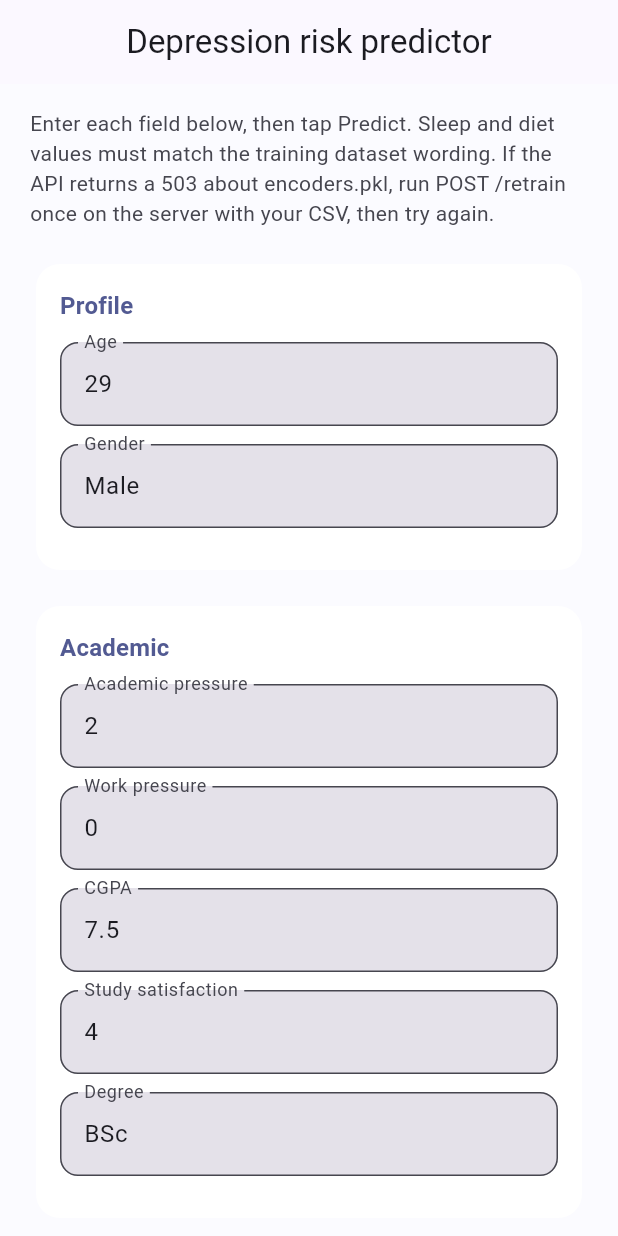
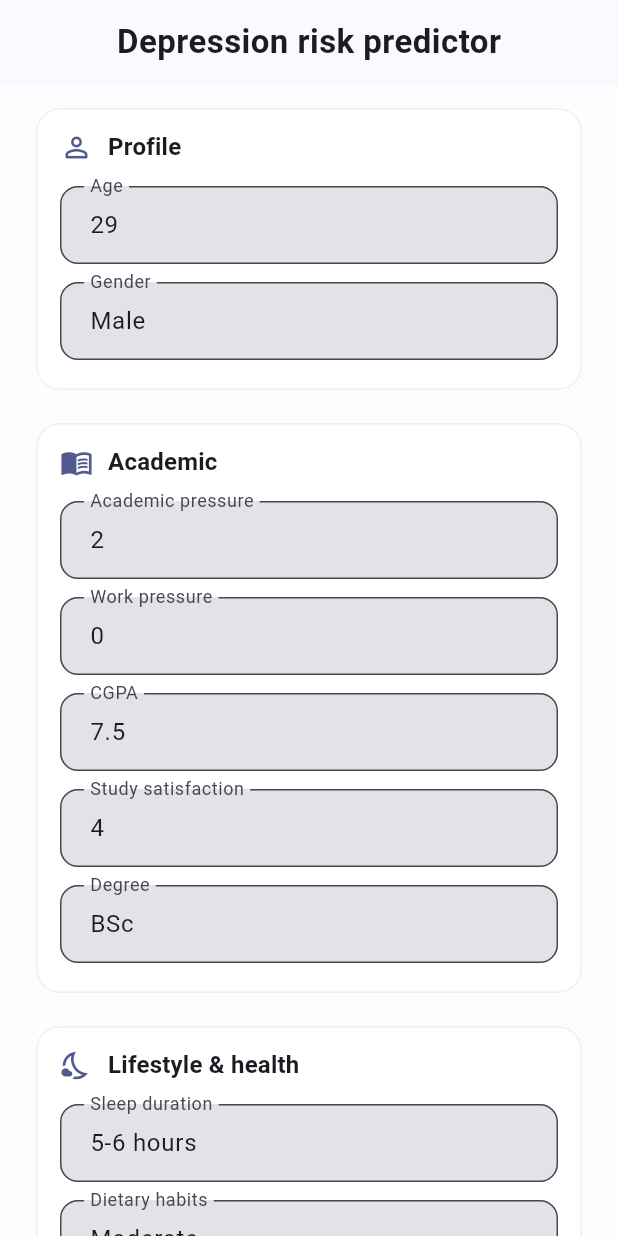
Before and after one commit to allia-wase/linear_regression_model, a Flutter app: the screen it shows after launch, on a phone screen of 412 x 824 dp. Run offline on Flutter 3.47's test engine with Material 3 defaults, Android fonts, the phone set to English and light mode, and no system bars.

Commit message:
API: CORS wildcard for Flutter Web; Flutter: UI polish and friendly connection errors
Made-with: Cursor

```diff
--- a/Summative/FlutterApp/lib/main.dart
+++ b/Summative/FlutterApp/lib/main.dart
@@ -1,3 +1,5 @@
+// ignore_for_file: deprecated_member_use
+
 import 'dart:convert';
 import 'package:flutter/foundation.dart';
 import 'package:flutter/material.dart';
@@ -18,7 +20,7 @@ class DepressionPredictorApp extends StatelessWidget {
   @override
   Widget build(BuildContext context) {
     return MaterialApp(
-      title: 'Depression Risk Predictor',
+      title: 'Depression risk predictor',
       debugShowCheckedModeBanner: false,
       theme: ThemeData(
         colorScheme: ColorScheme.fromSeed(
@@ -26,13 +28,25 @@ class DepressionPredictorApp extends StatelessWidget {
           brightness: Brightness.light,
         ),
         useMaterial3: true,
+        appBarTheme: const AppBarTheme(
+          centerTitle: true,
+          elevation: 0,
+          scrolledUnderElevation: 0.5,
+          surfaceTintColor: Colors.transparent,
+        ),
         inputDecorationTheme: InputDecorationTheme(
           filled: true,
           border: OutlineInputBorder(borderRadius: BorderRadius.circular(12)),
+          contentPadding: const EdgeInsets.symmetric(horizontal: 16, vertical: 14),
         ),
         cardTheme: CardThemeData(
           elevation: 0,
-          shape: RoundedRectangleBorder(borderRadius: BorderRadius.circular(16)),
+          shadowColor: Colors.black26,
+          surfaceTintColor: Colors.transparent,
+          shape: RoundedRectangleBorder(
+            borderRadius: BorderRadius.circular(16),
+            side: BorderSide(color: Colors.grey.shade200),
+          ),
           color: Colors.white,
         ),
       ),
@@ -292,6 +306,19 @@ class _PredictionPageState extends State<PredictionPage> {
     super.dispose();
   }
 
+  /// Short message for users; avoids raw ClientException / URI dumps.
+  String _friendlyConnectionError(Object e) {
+    final t = e.toString();
+    if (t.contains('Failed to fetch') ||
+        t.contains('ClientException') ||
+        t.contains('SocketException') ||
+        t.contains('HandshakeException')) {
+      return 'Unable to reach the prediction service. '
+          'Check your connection, wait if the server was sleeping, then try again.';
+    }
+    return 'Something went wrong. Please try again.\n($t)';
+  }
+
   String _formatApiError(dynamic decoded) {
     if (decoded is Map && decoded['detail'] != null) {
       final d = decoded['detail'];
@@ -362,8 +389,8 @@ class _PredictionPageState extends State<PredictionPage> {
           _isLoading = false;
           if (score != null && risk != null && conf != null) {
             _resultMessage =
-                'Depression score: ${score.toStringAsFixed(4)} (0–1, higher = more risk)\n'
-                'Classification: $risk\n'
+                'Score: ${score.toStringAsFixed(4)}\n'
+                'Risk: $risk\n'
                 'Confidence: $conf';
             _isError = false;
           } else {
@@ -387,56 +414,81 @@ class _PredictionPageState extends State<PredictionPage> {
     } catch (e) {
       setState(() {
         _isLoading = false;
-        _resultMessage = 'Request failed: $e\n'
-            'Check apiBaseUrl in main.dart and that the API is running.';
+        _resultMessage = _friendlyConnectionError(e);
         _isError = true;
       });
+    }
+  }
+
+  static IconData _iconForSection(String title) {
+    switch (title) {
+      case 'Profile':
+        return Icons.person_outline_rounded;
+      case 'Academic':
+        return Icons.menu_book_outlined;
+      case 'Lifestyle & health':
+        return Icons.nights_stay_outlined;
+      case 'Risk factors':
+        return Icons.favorite_border_rounded;
+      default:
+        return Icons.edit_note_rounded;
     }
   }
 
   @override
   Widget build(BuildContext context) {
     final theme = Theme.of(context);
-    final bg = Color.lerp(theme.colorScheme.surfaceContainerLowest, theme.colorScheme.primaryContainer, 0.12)!;
+    final bg = Color.lerp(theme.colorScheme.surfaceContainerLowest, theme.colorScheme.primaryContainer, 0.08)!;
 
     return Scaffold(
       backgroundColor: bg,
       appBar: AppBar(
-        title: const Text('Depression risk predictor'),
-        centerTitle: true,
+        title: Text(
+          'Depression risk predictor',
+          style: theme.textTheme.titleLarge?.copyWith(
+            fontWeight: FontWeight.w600,
+            letterSpacing: 0.3,
+          ),
+        ),
+        backgroundColor: theme.colorScheme.surface,
       ),
       body: SingleChildScrollView(
-        padding: const EdgeInsets.fromLTRB(20, 16, 20, 32),
+        padding: const EdgeInsets.fromLTRB(20, 12, 20, 36),
         child: Form(
           key: _formKey,
           child: Column(
             crossAxisAlignment: CrossAxisAlignment.stretch,
             children: [
-              Text(
-                'Enter each field below, then tap Predict. Sleep and diet values must match the training dataset wording. '
-                'If the API returns a 503 about encoders.pkl, run POST /retrain once on the server with your CSV, then try again.',
-                style: theme.textTheme.bodyMedium?.copyWith(
-                  color: theme.colorScheme.onSurfaceVariant,
-                ),
-              ),
-              const SizedBox(height: 20),
               ..._sections.entries.map((entry) {
                 return Padding(
-                  padding: const EdgeInsets.only(bottom: 16),
+                  padding: const EdgeInsets.only(bottom: 14),
                   child: Card(
+                    clipBehavior: Clip.antiAlias,
                     child: Padding(
-                      padding: const EdgeInsets.all(16),
+                      padding: const EdgeInsets.fromLTRB(16, 14, 16, 8),
                       child: Column(
                         crossAxisAlignment: CrossAxisAlignment.start,
                         children: [
-                          Text(
-                            entry.key,
-                            style: theme.textTheme.titleMedium?.copyWith(
-                              fontWeight: FontWeight.w600,
-                              color: theme.colorScheme.primary,
-                            ),
+                          Row(
+                            children: [
+                              Icon(
+                                _iconForSection(entry.key),
+                                size: 22,
+                                color: theme.colorScheme.primary,
+                              ),
+                              const SizedBox(width: 10),
+                              Expanded(
+                                child: Text(
+                                  entry.key,
+                                  style: theme.textTheme.titleMedium?.copyWith(
+                                    fontWeight: FontWeight.w600,
+                                    color: theme.colorScheme.onSurface,
+                                  ),
+                                ),
+                              ),
+                            ],
                           ),
-                          const SizedBox(height: 12),
+                          const SizedBox(height: 14),
                           ...entry.value.map((f) => Padding(
                                 padding: const EdgeInsets.only(bottom: 12),
                                 child: TextFormField(
@@ -471,7 +523,7 @@ class _PredictionPageState extends State<PredictionPage> {
                 onPressed: _isLoading ? null : _predict,
                 style: FilledButton.styleFrom(
                   padding: const EdgeInsets.symmetric(vertical: 16),
-                  shape: RoundedRectangleBorder(borderRadius: BorderRadius.circular(12)),
+                  shape: RoundedRectangleBorder(borderRadius: BorderRadius.circular(14)),
                 ),
                 child: _isLoading
                     ? SizedBox(
@@ -482,31 +534,41 @@ class _PredictionPageState extends State<PredictionPage> {
                           color: theme.colorScheme.onPrimary,
                         ),
                       )
-                    : const Text('Predict'),
+                    : Row(
+                        mainAxisAlignment: MainAxisAlignment.center,
+                        mainAxisSize: MainAxisSize.min,
+                        children: [
+                          Icon(Icons.analytics_outlined, size: 22, color: theme.colorScheme.onPrimary),
+                          const SizedBox(width: 10),
+                          Text('Predict', style: TextStyle(color: theme.colorScheme.onPrimary)),
+                        ],
+                      ),
               ),
               if (_resultMessage != null) ...[
                 const SizedBox(height: 20),
                 Material(
                   color: _isError
-                      ? theme.colorScheme.errorContainer
-                      : theme.colorScheme.primaryContainer,
+                      ? theme.colorScheme.errorContainer.withOpacity(0.9)
+                      : theme.colorScheme.primaryContainer.withOpacity(0.85),
                   borderRadius: BorderRadius.circular(16),
                   child: Padding(
-                    padding: const EdgeInsets.all(16),
+                    padding: const EdgeInsets.all(18),
                     child: Row(
                       crossAxisAlignment: CrossAxisAlignment.start,
                       children: [
                         Icon(
-                          _isError ? Icons.error_outline : Icons.check_circle_outline,
+                          _isError ? Icons.error_outline_rounded : Icons.check_circle_outline_rounded,
+                          size: 26,
                           color: _isError
                               ? theme.colorScheme.onErrorContainer
                               : theme.colorScheme.onPrimaryContainer,
                         ),
-                        const SizedBox(width: 12),
+                        const SizedBox(width: 14),
                         Expanded(
                           child: Text(
                             _resultMessage!,
                             style: theme.textTheme.bodyLarge?.copyWith(
+                              height: 1.45,
                               color: _isError
                                   ? theme.colorScheme.onErrorContainer
                                   : theme.colorScheme.onPrimaryContainer,
```
Also changed, not shown: 1 other file.
